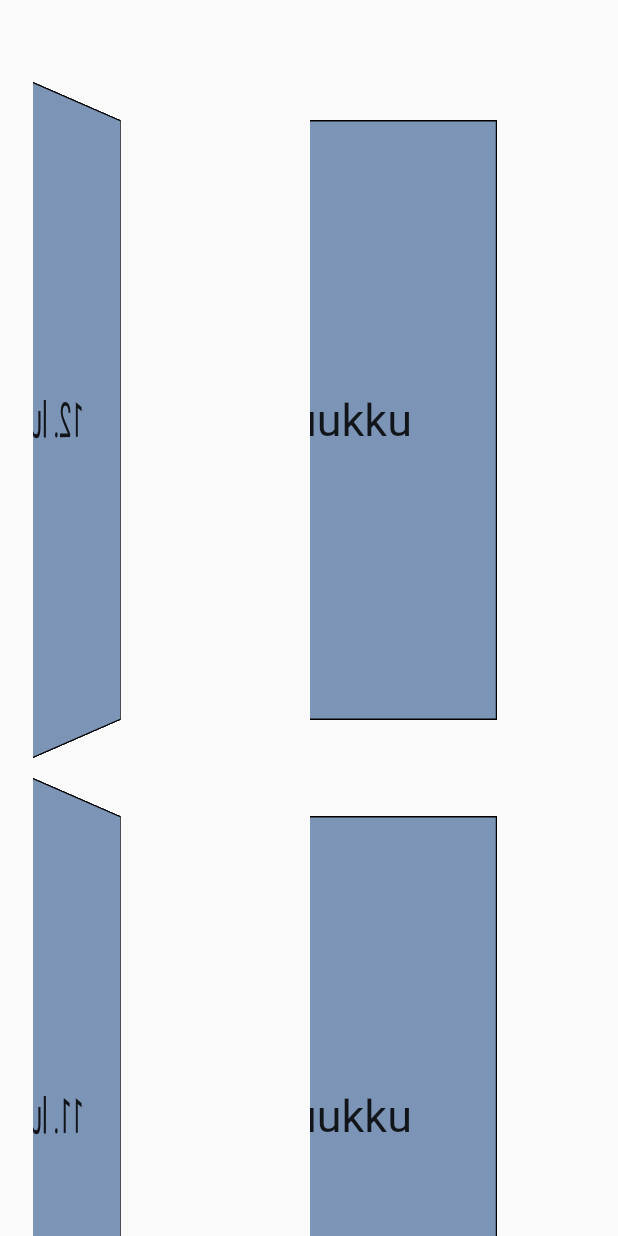
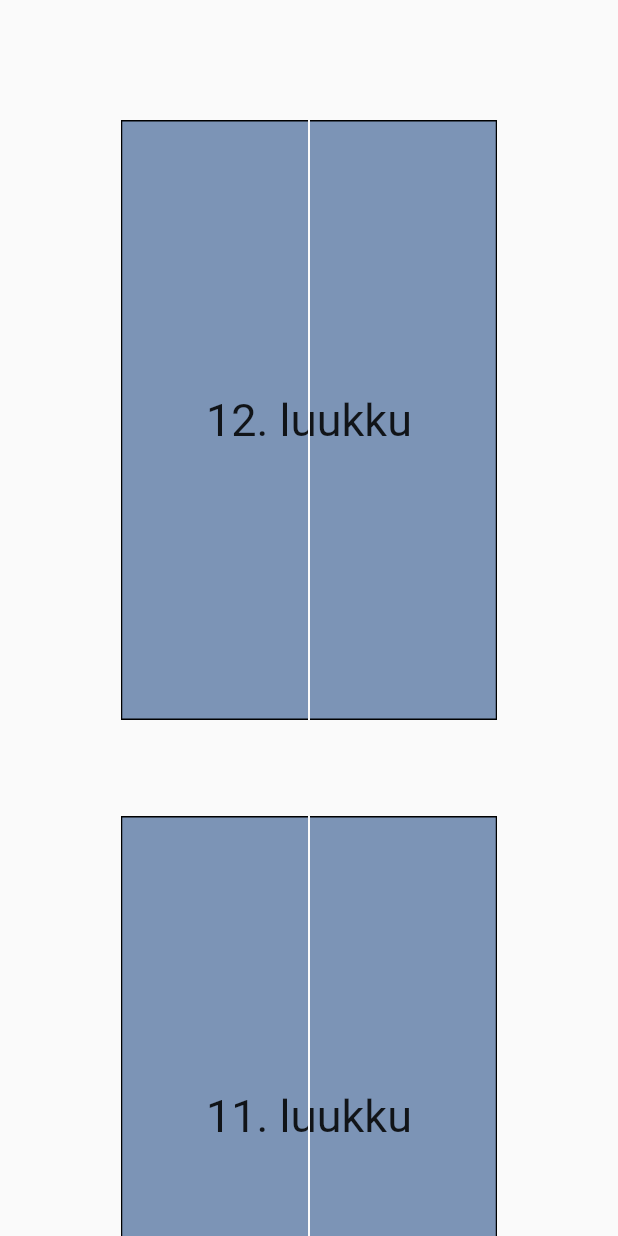
Before and after one commit to virtalas/advent-calendar-app, a Flutter app: the screen it shows after launch, on a phone screen of 412 x 824 dp. Run offline on Flutter 3.47's test engine with Material 2 defaults, Android fonts, the phone set to English and light mode, and no system bars.

Commit message:
Add animation for left hatch open

```diff
--- a/advent_calendar_app/lib/main.dart
+++ b/advent_calendar_app/lib/main.dart
@@ -59,7 +59,9 @@ class CalendarDoor extends StatelessWidget {
       mainAxisAlignment: MainAxisAlignment.center,
       children: [
         FlipWidget(
-            child: CalendarHatchPair(text: '${day}. luukku', isOpen: isOpen)),
+            childd: CalendarHatchPair(text: '$day. luukku', isOpen: isOpen),
+          isFlipped: isOpen,
+        ),
       ],
     );
   }
@@ -75,7 +77,7 @@ class CalendarHatchPair extends StatelessWidget {
   @override
   Widget build(BuildContext context) {
     return Container(
-      width: isOpen ? 250 : 200,
+      width: 250,
       height: 400,
       decoration: BoxDecoration(
         color: const Color(0xff7c94b6),
@@ -95,25 +97,37 @@ class CalendarHatchPair extends StatelessWidget {
 }
 
 class FlipWidget extends StatelessWidget {
-  Widget child;
+  Widget childd;
+  final bool isFlipped;
 
-  FlipWidget({super.key, required this.child});
+  FlipWidget({super.key, required this.childd, required this.isFlipped});
 
   @override
   Widget build(BuildContext context) {
+    const double startAngle = 0;
+    const double endAngle = 2;
+
     return Row(
       mainAxisSize: MainAxisSize.min,
       children: [
-        Transform(
+        TweenAnimationBuilder(
+          duration: const Duration(milliseconds: 1000),
+          curve: Curves.easeInOutSine,
+          tween: Tween<double>(begin: isFlipped ? endAngle : startAngle, end: isFlipped ? startAngle : endAngle),
+          builder: (BuildContext context, double size, Widget? child) {
+            return Transform(
               transform: Matrix4.identity()
                 ..setEntry(3, 2, 0.001)
-            ..rotateY(2), // Closed: 0, open: 2
+                ..rotateY(size),
               alignment: Alignment.centerLeft,
+              child: child,
+            );
+          },
           child: ClipRect(
               child: Align(
                 alignment: Alignment.centerLeft,
                 widthFactor: 0.5,
-            child: child,
+                child: childd,
               )),
         ),
         const Padding(
@@ -123,7 +137,7 @@ class FlipWidget extends StatelessWidget {
             child: Align(
           alignment: Alignment.centerRight,
           widthFactor: 0.5,
-          child: child,
+          child: childd,
         )),
       ],
     );
```
Lines whose indentation alone changed are shown as unchanged.
